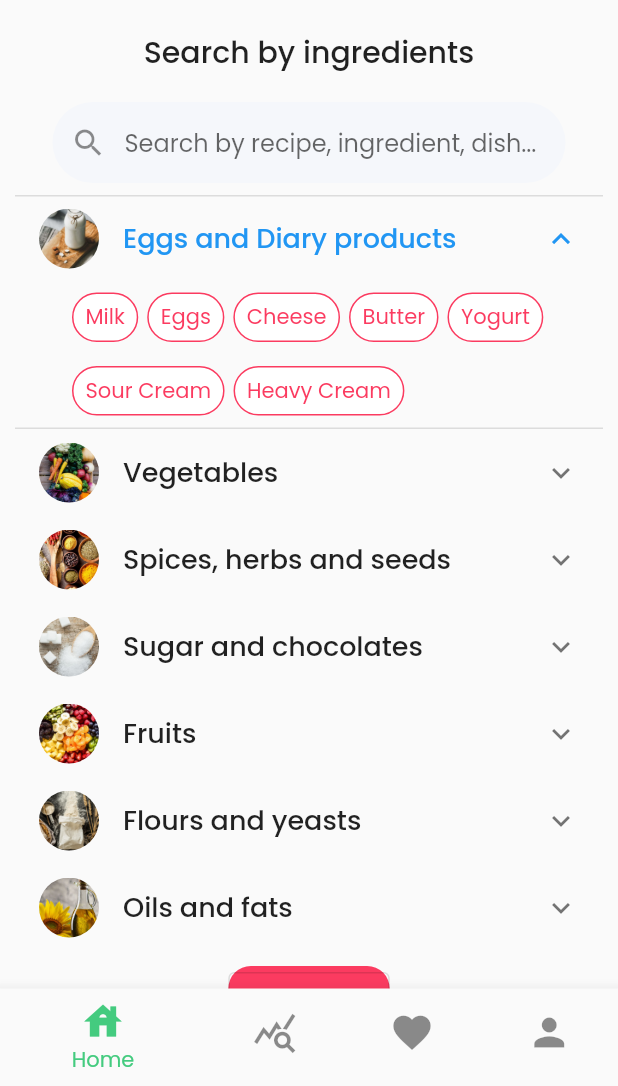
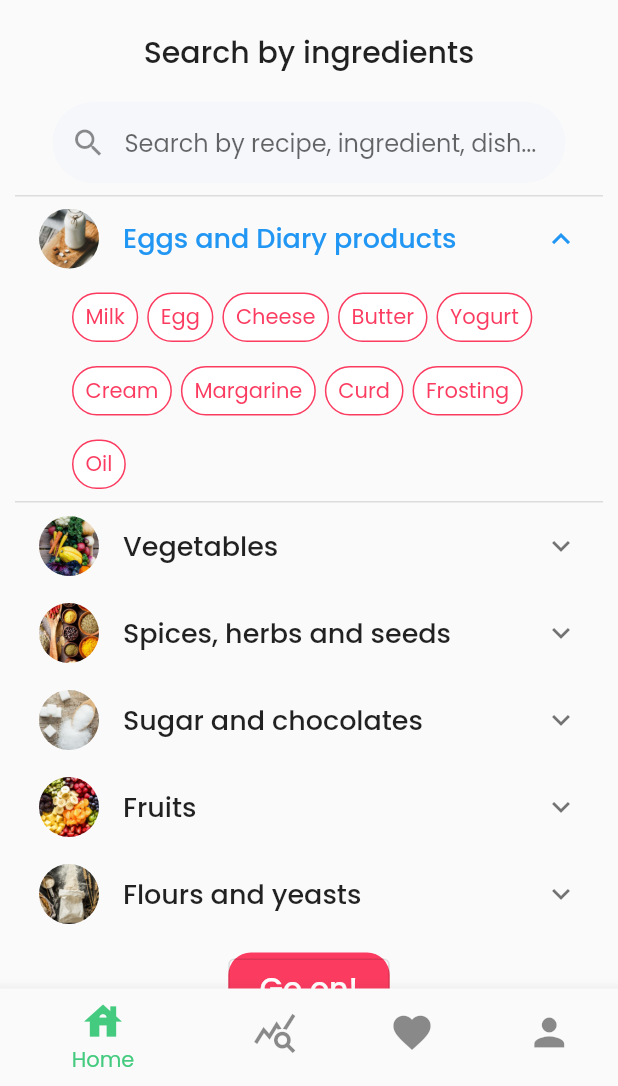
Before and after one commit to MaryemJaouadii/Foody, a Flutter app: the HomeScreen screen opened directly, after a tap on "Eggs and Diary products", on a phone screen of 412 x 824 dp, the part 150-1236 px from its top. Run offline on Flutter 3.47's test engine with Material 2 defaults, Android fonts, the light colour scheme and no system bars; drawn by our look-alikes of searchfield; our stand-ins replace camera, cloud_firestore, firebase_auth, firebase_core, iconsax, speech_to_text and 2 more; missing offline and left inert: tflite; accounts and stored records are empty; project files that could hold a hidden picture were left out.

Commit message:
add Ingredients Data

```diff
--- a/lib/Models/Ingredient.dart
+++ b/lib/Models/Ingredient.dart
@@ -1,24 +1,20 @@
 import 'dart:collection';
-
-import 'package:flutter/cupertino.dart';
 
 import '../myData/IngredientsData.dart';
 
-class Ingredient{
-  String ingrId;
+class Ingredient {
   String ingrName;
   String catId;
-  int calories;
 
-  Ingredient(this.ingrId, this.ingrName, this.catId, this.calories);
+  Ingredient(this.ingrName, this.catId);
 }
 
-class IngredientView{
+class IngredientView {
   Ingredient ingredient;
   IngredientView(this.ingredient);
   //IMPORTANT
   /*
-  *you cannot use the method .add or .remove on selectedIngredients get methods
+  *you cannot use the method .add or .remove on selectedIngredients get methods (9olli 3lech taw n9olek 3lech xD)
   *if you want to add or remove an item please use addToSelectedIngredients or removeFromSelectedIngredients
   *you  still can use other boolean methods as long as they don't modify the list
    */
@@ -26,39 +22,41 @@ class IngredientView{
   static List<String> _selectedIngredientsNames = [];
 
   static get selectedIngredients => UnmodifiableListView(_selectedIngredients);
-  static get selectedIngredientsNames => UnmodifiableListView(_selectedIngredientsNames);
+  static get selectedIngredientsNames =>
+      UnmodifiableListView(_selectedIngredientsNames);
 
-  static addToSelectedIngredients(Ingredient ingredient){
-    if(!selectedIngredients.contains(ingredient)) {
+  static addToSelectedIngredients(Ingredient ingredient) {
+    if (!selectedIngredients.contains(ingredient)) {
       _selectedIngredients.add(ingredient);
       _selectedIngredientsNames.add(ingredient.ingrName.toLowerCase());
     }
   }
 
-  static addToSelectedIngredientsByName(String name){
-    if(!selectedIngredientsNames.contains(name)) {
-      _selectedIngredients.add(ingredientsData.firstWhere((element) => element.ingrName.toLowerCase()==name));
+  static addToSelectedIngredientsByName(String name) {
+    if (!selectedIngredientsNames.contains(name)) {
+      _selectedIngredients.add(ingredientsData
+          .firstWhere((element) => element.ingrName.toLowerCase() == name));
       _selectedIngredientsNames.add(name);
     }
   }
 
-
-  static removeFromSelectedIngredients(Ingredient ingredient){
-    if(selectedIngredients.contains(ingredient)) {
+  static removeFromSelectedIngredients(Ingredient ingredient) {
+    if (selectedIngredients.contains(ingredient)) {
       _selectedIngredients.remove(ingredient);
       _selectedIngredientsNames.remove(ingredient.ingrName.toLowerCase());
     }
   }
 
-  static removeFromSelectedIngredientsByName(String name){
-    if(_selectedIngredientsNames.contains(name)) {
+  static removeFromSelectedIngredientsByName(String name) {
+    if (_selectedIngredientsNames.contains(name)) {
       _selectedIngredientsNames.remove(name);
-      _selectedIngredients.removeWhere((element) => element.ingrName.toLowerCase()==name);
+      _selectedIngredients
+          .removeWhere((element) => element.ingrName.toLowerCase() == name);
     }
   }
 
-  setChecked(){
-    if(selectedIngredients.contains(ingredient)) {
+  setChecked() {
+    if (selectedIngredients.contains(ingredient)) {
       _selectedIngredients.remove(ingredient);
       _selectedIngredientsNames.remove(ingredient.ingrName.toLowerCase());
     } else {
@@ -67,11 +65,5 @@ class IngredientView{
     }
   }
 
- static String getTotalIngredients() {
-    String tot='';
-    for (var i in selectedIngredients)
-      tot+=i.ingrName+ ' ';
-    return tot;
-  }
-
+  static String getTotalIngredients() => selectedIngredientsNames.join(" ");
 }
--- a/lib/main.dart
+++ b/lib/main.dart
@@ -1,5 +1,6 @@
+import 'dart:async';
 
-import 'dart:async';
+import 'package:camera/camera.dart';
 import 'package:firebase_core/firebase_core.dart';
 import 'package:flutter/material.dart';
 import 'package:foodproject/screens/HomeScreen.dart';
@@ -7,20 +8,15 @@ import 'package:foodproject/screens/LoginTab.dart';
 import 'package:foodproject/screens/RegisterTab.dart';
 import 'package:foodproject/screens/cameraDetection.dart';
 import 'package:foodproject/screens/favoriteRecipes.dart';
-import 'package:foodproject/screens/moreInfo.dart';
-import 'package:foodproject/screens/totalRecipes.dart';
-import 'package:provider/provider.dart';
-import 'package:camera/camera.dart';
 
 import 'constants.dart';
- List<CameraDescription> cameras={} as List<CameraDescription>;
+
+List<CameraDescription> cameras = {} as List<CameraDescription>;
 
 void main() async {
-
-
   WidgetsFlutterBinding.ensureInitialized();
   Firebase.initializeApp();
-  cameras= await availableCameras();
+  cameras = await availableCameras();
   runApp(MyApp());
 }
 
@@ -31,18 +27,10 @@ class MyApp extends StatelessWidget {
     return MaterialApp(
       debugShowCheckedModeBanner: false,
       home: SplashScreen(),
-      theme: ThemeData(
-          brightness: Brightness.light,
-          fontFamily: 'Poppins'
-      ),
+      theme: ThemeData(brightness: Brightness.light, fontFamily: 'Poppins'),
     );
   }
 }
-
-
-
-
-
 
 class SplashScreen extends StatefulWidget {
   @override
@@ -61,29 +49,19 @@ class _SplashScreenState extends State<SplashScreen> {
 
   @override
   Widget build(BuildContext context) {
-
-
     return Scaffold(
-
         body: Container(
       height: MediaQuery.of(context).size.height,
       decoration: BoxDecoration(
         gradient: kGradientColor,
       ),
-
       child: Image.asset(
         'images/white_version_logo.png',
         width: MediaQuery.of(context).size.width,
-
       ),
     ));
-
-
-
-
   }
 }
-
 
 class HomePage extends StatefulWidget {
   @override
@@ -97,26 +75,15 @@ class _HomePageState extends State<HomePage> {
       debugShowCheckedModeBanner: false,
       home: SplashScreen(),
       theme: ThemeData(
-
         brightness: Brightness.light,
-
       ),
-      initialRoute: CameraDetection.id,
-
+      initialRoute: LoginTab.id,
       routes: {
-        LoginTab.id: (context)=>LoginTab(),
-        RegisterTab.id: (context)=>RegisterTab(),
-        HomeScreen.id: (context)=>HomeScreen(),
-        FavoriteRecipes.id : (context)=>FavoriteRecipes(),
-        CameraDetection.id:(context)=>CameraDetection(),
-
-
-
-
-
-
-
-
+        LoginTab.id: (context) => LoginTab(),
+        RegisterTab.id: (context) => RegisterTab(),
+        HomeScreen.id: (context) => HomeScreen(),
+        FavoriteRecipes.id: (context) => FavoriteRecipes(),
+        CameraDetection.id: (context) => CameraDetection(),
       },
     );
   }
--- a/lib/myData/CategoriesData.dart
+++ b/lib/myData/CategoriesData.dart
@@ -7,5 +7,5 @@ import '../Models/Category.dart';
     Category("Sg", "images/sugar.jpg", "Sugar and chocolates"),
     Category("Fr", "images/fruit.jpg", "Fruits"),
     Category("Fl", "images/flour.jpg", "Flours and yeasts"),
-    Category("Oil", "images/oil.jpg", "Oils and fats")
+   // Category("Oil", "images/oil.jpg", "Oils and fats")
   ];
--- a/lib/myData/IngredientsData.dart
+++ b/lib/myData/IngredientsData.dart
@@ -1,18 +1,113 @@
 import '../Models/Ingredient.dart';
 
   List<Ingredient> ingredientsData = [
-    Ingredient("1", "Milk", "Dp",42),
-    Ingredient("2", "Eggs", "Dp",155),
-    Ingredient("3", "Tomato", "Veg",16),
-    Ingredient("4", "Pepper", "Spc",40),
-    Ingredient("5", "Cheese", "Dp",402),
-    Ingredient("6", "Potato", "Veg",77),
-    Ingredient("7", "Cumen", "Spc",375),
-    Ingredient("8", "Butter", "Dp",717),
-    Ingredient("9", "Yogurt", "Dp",59),
-    Ingredient("10", "Sour Cream", "Dp",193),
-    Ingredient("11", "Heavy Cream", "Dp",400),
-    Ingredient("7", "Cumen", "Spc",375),
+    //***************Dairy Products
+    Ingredient("Milk", "Dp"),
+    Ingredient("Egg", "Dp"),
+    Ingredient("Cheese", "Dp"),
+    Ingredient("Butter", "Dp"),
+    Ingredient("Yogurt", "Dp"),
+    Ingredient("Cream", "Dp"),
+    Ingredient("Margarine", "Dp"),
+    Ingredient("Curd", "Dp"),
+    Ingredient("Frosting", "Dp"),
+    Ingredient("Oil", "Dp"),
+    //***************Vegetables
+    Ingredient("Tomato", "Veg"),
+    Ingredient("Potato", "Veg"),
+    Ingredient("garlic","Veg"),
+    Ingredient("onion","Veg"),
+    Ingredient("Pepper","Veg"),
+    Ingredient("Carrot","Veg"),
+    Ingredient("Ginger","Veg"),
+    Ingredient("Scallion","Veg"),//bssal
+    Ingredient("Mushroom","Veg"),
+    Ingredient("Avocado","Veg"),
+    Ingredient("Cucumber","Veg"),
+    Ingredient("Spinach","Veg"),
+    Ingredient("Broccoli","Veg"),
+    Ingredient("Pumpkin","Veg"),
+    Ingredient("Cabbage","Veg"),
+    Ingredient("Cauliflower","Veg"),
+    Ingredient("Eggplant","Veg"),
+    Ingredient("Lettuce","Veg"),
+    Ingredient("Artichoke","Veg"),
+    Ingredient("Radish","Veg"),
+    Ingredient("Parsley","Veg"),//ma3dnous
+    Ingredient("Cilantro","Veg"),//krafes
+    //***************Fruits
+    Ingredient("Lemon","Fr"),
+    Ingredient("Lime","Fr"),
+    Ingredient("Apple","Fr"),
+    Ingredient("Orange","Fr"),
+    Ingredient("Banana","Fr"),
+    Ingredient("Strawberry","Fr"),
+    Ingredient("Blueberry","Fr"),
+    Ingredient("Grape","Fr"),
+    Ingredient("Pineapple","Fr"),
+    Ingredient("Raspberry","Fr"),
+    Ingredient("Mango","Fr"),
+    Ingredient("Peach","Fr"),
+    Ingredient("Coconut","Fr"),
+    Ingredient("Pear","Fr"),
+    Ingredient("Date","Fr"),
+    Ingredient("Cherry","Fr"),
+    Ingredient("Watermelon","Fr"),
+    Ingredient("Pomegranate","Fr"),//rommen
+    Ingredient("Kiwi","Fr"),
+    Ingredient("Plum","Fr"),//3wina
+    Ingredient("Apricot","Fr"),
+    Ingredient("Fig","Fr"),//tin
+    Ingredient("Melon","Fr"),
+    Ingredient("Tangerine","Fr"),
+    //***************Spices
+    Ingredient("Salt", "Spc"),
+    Ingredient("Cumin", "Spc"),
+    Ingredient("basil", "Spc"),
+    Ingredient("Cinnamon", "Spc"),
+    Ingredient("Basil", "Spc"),
+    Ingredient("Thyme", "Spc"),//za3ter
+    Ingredient("Oregano", "Spc"),//kl rass 7anout
+    Ingredient("Paprika", "Spc"),
+    Ingredient("Rosemary", "Spc"),
+    Ingredient("Cayenne", "Spc"),//bar 3bid
+    Ingredient("Turmeric", "Spc"),//korkom
+    Ingredient("Clove", "Spc"),//9ronfel
+    Ingredient("Chive", "Spc"),//thoum a5dher
+    Ingredient("Dill", "Spc"),//chebt
+    Ingredient("Mint", "Spc"),
+    Ingredient("Coriander", "Spc"),//kozber
+    Ingredient("Cardamom", "Spc"),//hiil
+    Ingredient("Sage", "Spc"),//rand
+    Ingredient("Tarragon", "Spc"),//tronjeya
+    Ingredient("Saffron", "Spc"),//za3fran
+    Ingredient("Olive", "Spc"),
+    //***************Sugar
+    Ingredient("Sugar","Sg"),
+    Ingredient("Brown","Sg"),
+    Ingredient("Honey","Sg"),
+    Ingredient("Vanilla","Sg"),
+    Ingredient("Maple","Sg"),
+    Ingredient("Cocoa","Sg"),
+    Ingredient("Chocolate","Sg"),
+    Ingredient("Marshmallow","Sg"),
+    Ingredient("Oreo","Sg"),
+    Ingredient("Biscuits","Sg"),
+    Ingredient("Jam","Sg"),
+    Ingredient("Fudge","Sg"),
+    Ingredient("Candy","Sg"),
+    //***************Flours
+    Ingredient("Flour","Fl"),
+    Ingredient("Soda","Fl"),
+    Ingredient("Baking","Fl"),
+    Ingredient("Cornstarch","Fl"),
+    Ingredient("Yeast","Fl"),
+    Ingredient("Panko","Fl"),//farina yabaneya
+    Ingredient("Almond","Fl"),
+    Ingredient("Gelatin","Fl"),
+    Ingredient("Rice","Fl"),
+    Ingredient("Oat","Fl"),
+    Ingredient("Cacao","Fl"),
   ];
 
   List<String> getAllIngredientsName(){
```
Also changed, not shown: images/flour.png (deleted), images/fruit.png (deleted), images/milk.png (deleted), images/oil.png (deleted), images/spices.png (deleted), images/splash.png (deleted), images/sugar.png (deleted), images/vegetable.png (deleted). Lines whose indentation alone changed are shown as unchanged.
